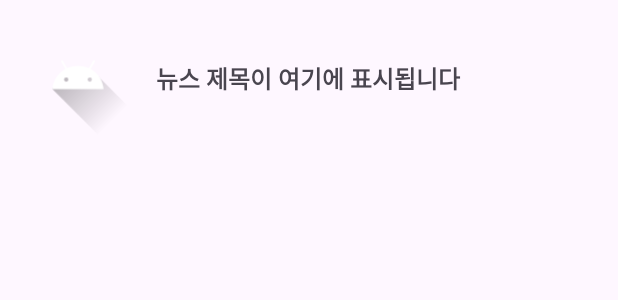
After one commit to ILLUMIN4TION/EveryNews, an Android app: the layout item_news.xml on its own in the app's theme, with its tools: preview values and no code run, on a phone screen of 412 x 824 dp. The commit adds this screen. Shown: the top 300 px of the screen. Run offline under Robolectric (Android 15) with nearby library versions, the phone set to English and light mode, and no system bars.

Commit message:
08-19 네이버 뉴스 API를 파싱하여 화면에 출력

```diff
--- a/app/build.gradle.kts
+++ b/app/build.gradle.kts
@@ -5,7 +5,7 @@ plugins {
 
 android {
     namespace = "com.example.everynewsapp"
-    compileSdk = 35
+    compileSdk = 36
 
     defaultConfig {
         applicationId = "com.example.everynewsapp"
@@ -36,6 +36,7 @@ android {
 }
 
 dependencies {
+    implementation(libs.coil)
     implementation(libs.okhttp)
     implementation(libs.gson)
     implementation(libs.androidx.core.ktx)
--- a/app/src/main/AndroidManifest.xml
+++ b/app/src/main/AndroidManifest.xml
@@ -1,6 +1,9 @@
 <?xml version="1.0" encoding="utf-8"?>
 <manifest xmlns:android="http://schemas.android.com/apk/res/android"
     xmlns:tools="http://schemas.android.com/tools">
+
+    <uses-permission android:name="android.permission.INTERNET" />
+
 
     <application
         android:allowBackup="true"
--- /dev/null
+++ b/app/src/main/res/layout/item_news.xml
@@ -0,0 +1,37 @@
+<?xml version="1.0" encoding="utf-8"?>
+<androidx.constraintlayout.widget.ConstraintLayout
+    xmlns:android="http://schemas.android.com/apk/res/android"
+    xmlns:app="http://schemas.android.com/apk/res-auto"
+    android:layout_width="match_parent"
+    android:layout_height="wrap_content"
+    android:padding="12dp">
+
+    <!-- 뉴스 썸네일 -->
+    <ImageView
+        android:id="@+id/newsThumbnail"
+        android:layout_width="80dp"
+        android:layout_height="80dp"
+        android:scaleType="centerCrop"
+        android:contentDescription="@string/news_thumbnail"
+        app:layout_constraintStart_toStartOf="parent"
+        app:layout_constraintTop_toTopOf="parent"
+        app:layout_constraintBottom_toBottomOf="parent"
+        android:src="@drawable/ic_launcher_foreground"/>
+
+    <!-- 뉴스 제목 -->
+    <TextView
+        android:id="@+id/newsTitle"
+        android:layout_width="0dp"
+        android:layout_height="wrap_content"
+        android:text="뉴스 제목이 여기에 표시됩니다"
+        android:textSize="16sp"
+        android:textStyle="bold"
+        android:maxLines="2"
+        android:ellipsize="end"
+        app:layout_constraintStart_toEndOf="@id/newsThumbnail"
+        app:layout_constraintTop_toTopOf="@id/newsThumbnail"
+        app:layout_constraintEnd_toEndOf="parent"
+        app:layout_constraintBottom_toBottomOf="@id/newsThumbnail"
+        android:layout_marginStart="12dp"/>
+
+</androidx.constraintlayout.widget.ConstraintLayout>
--- a/app/src/main/res/values/strings.xml
+++ b/app/src/main/res/values/strings.xml
@@ -1,3 +1,4 @@
 <resources>
     <string name="app_name">EveryNewsApp</string>
+    <string name="news_thumbnail">뉴스 썸네일</string>
 </resources>
--- a/gradle/libs.versions.toml
+++ b/gradle/libs.versions.toml
@@ -1,7 +1,8 @@
 [versions]
-agp = "8.9.0"
+agp = "8.9.1"
 kotlin = "2.0.21"
 coreKtx = "1.17.0"
+coil = "2.5.0"
 junit = "4.13.2"
 junitVersion = "1.3.0"
 espressoCore = "3.7.0"
@@ -13,6 +14,7 @@ okhttp = "4.11.0"
 gson = "2.10.1"
 
 [libraries]
+coil = { module = "io.coil-kt:coil", version.ref = "coil" }
 androidx-core-ktx = { group = "androidx.core", name = "core-ktx", version.ref = "coreKtx" }
 junit = { group = "junit", name = "junit", version.ref = "junit" }
 androidx-junit = { group = "androidx.test.ext", name = "junit", version.ref = "junitVersion" }
```
Also changed, not shown: app/src/main/java/com/example/everynewsapp/MainActivity.kt (+31 -8 lines), app/src/main/java/com/example/everynewsapp/news/model/NewsItem.kt (added, +10 -0 lines), app/src/main/java/com/example/everynewsapp/news/model/NewsResponse.kt (added, +10 -0 lines), app/src/main/java/com/example/everynewsapp/news/network/NaverNewsApi.kt (added, +40 -0 lines), app/src/main/java/com/example/everynewsapp/news/ui/NewsAdapter.kt (added, +34 -0 lines), app/src/main/res/layout/activity_main.xml (+12 -11 lines).
